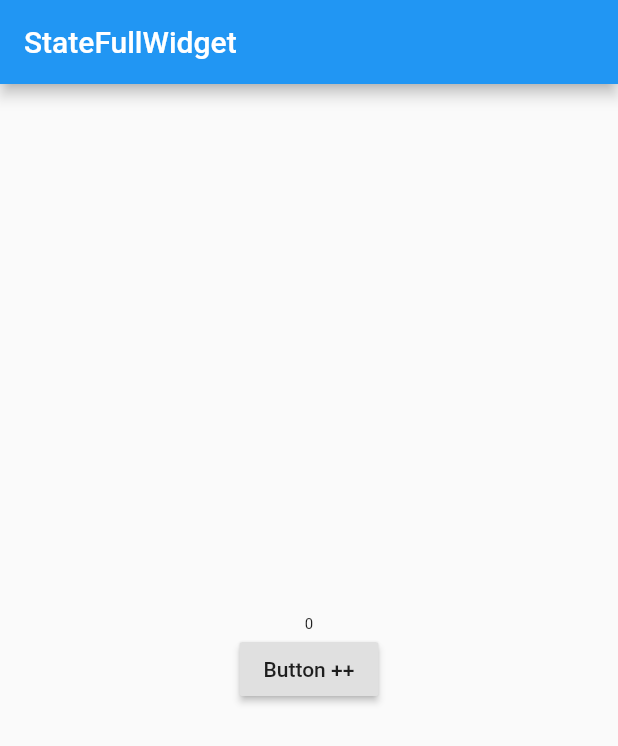
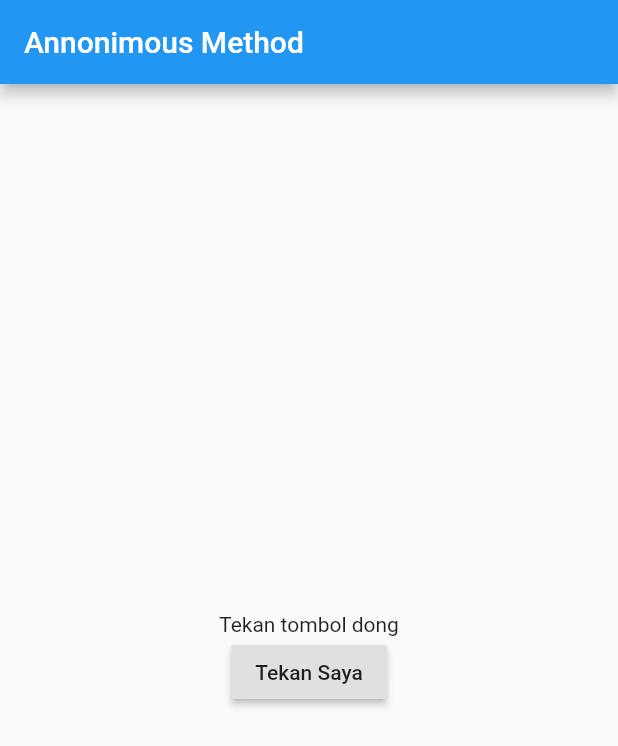
Before and after one commit to gzeinnumer/flutter_fundamental_yt, a Flutter app: the screen it shows after launch, on a phone screen of 412 x 824 dp. Shown: the top 746 px of the screen. Run offline on Flutter 3.47's test engine with Material 2 defaults, Android fonts, the phone set to English and light mode, and no system bars.

Commit message:
Set State di StateFul Widget(Dinamis) dan StateLess(Statis)

```diff
--- a/lib/main.dart
+++ b/lib/main.dart
@@ -1,3 +1,4 @@
+import 'package:flutter/cupertino.dart';
 import 'package:flutter/material.dart';
 
 void main() => runApp(MyApp());
@@ -8,28 +9,27 @@ class MyApp extends StatefulWidget {
 }
 
 class _MyAppState extends State<MyApp> {
-  int number = 0;
+  String msg="Tekan tombol dong";
 
   @override
   Widget build(BuildContext context) {
     return MaterialApp(
       home: Scaffold(
         appBar: AppBar(
-          title: Text("StateFullWidget"),
+          title: Text("Annonimous Method"),
         ),
         body: Center(
           child: Column(
             mainAxisAlignment: MainAxisAlignment.center,
             children: [
-              Text(
-                number.toString(),
-                style: TextStyle(
-                  fontSize: 10 + number.toDouble(),
-                ),
-              ),
+              Text(msg),
               RaisedButton(
-                child: Text("Button ++"),
-                onPressed: tekanTombol,
+                child: Text("Tekan Saya"),
+                onPressed: () {
+                  setState(() {
+                    msg = "Tombol sudah ditekan";
+                  });
+                },
               )
             ],
           ),
@@ -37,10 +37,4 @@ class _MyAppState extends State<MyApp> {
       ),
     );
   }
-
-  void tekanTombol() {
-    setState(() {
-      number++;
-    });
-  }
 }
```
